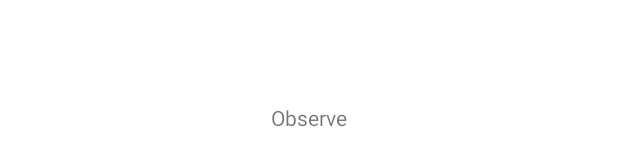
After one commit to BartlomiejFrankow/Android-Design-Patterns, an Android app: the layout fragment_observe.xml on its own in the app's theme, with its tools: preview values and no code run, on a phone screen of 412 x 824 dp. The commit adds this screen. Shown: the part 501-667 px from the top of the screen. Run offline under Robolectric (Android 15) with nearby library versions, the phone set to English and light mode, and no system bars.

Commit message:
Observe pattern

```diff
--- a/app/src/main/java/com/example/androiddesignpatterns/MainActivity.kt
+++ b/app/src/main/java/com/example/androiddesignpatterns/MainActivity.kt
@@ -6,7 +6,9 @@ import com.example.androiddesignpatterns.patternsCategories.creational.builder.H
 import com.example.androiddesignpatterns.factory.DialogFactory
 import com.example.androiddesignpatterns.factory.DialogType
 import com.example.androiddesignpatterns.patternsCategories.creational.singleton.Singleton
+import dagger.hilt.android.AndroidEntryPoint
 
+@AndroidEntryPoint
 class MainActivity : AppCompatActivity() {
     override fun onCreate(savedInstanceState: Bundle?) {
         super.onCreate(savedInstanceState)
--- /dev/null
+++ b/app/src/main/java/com/example/androiddesignpatterns/patternsCategories/behavioural/observer/ObserveViewState.kt
@@ -0,0 +1,6 @@
+package com.example.androiddesignpatterns.patternsCategories.behavioural.observer
+
+sealed class ObserveViewState {
+    object SetNewName: ObserveViewState()
+    object RemoveName: ObserveViewState()
+}
--- /dev/null
+++ b/app/src/main/res/layout/fragment_observe.xml
@@ -0,0 +1,19 @@
+<?xml version="1.0" encoding="utf-8"?>
+<androidx.constraintlayout.widget.ConstraintLayout xmlns:android="http://schemas.android.com/apk/res/android"
+    xmlns:app="http://schemas.android.com/apk/res-auto"
+    xmlns:tools="http://schemas.android.com/tools"
+    android:layout_width="match_parent"
+    android:layout_height="match_parent"
+    tools:context=".MainActivity">
+
+    <TextView
+        android:id="@+id/title"
+        android:layout_width="wrap_content"
+        android:layout_height="wrap_content"
+        android:text="Observe"
+        app:layout_constraintBottom_toBottomOf="parent"
+        app:layout_constraintLeft_toLeftOf="parent"
+        app:layout_constraintRight_toRightOf="parent"
+        app:layout_constraintTop_toTopOf="parent" />
+
+</androidx.constraintlayout.widget.ConstraintLayout>
--- a/build.gradle
+++ b/build.gradle
@@ -7,6 +7,7 @@ buildscript {
     dependencies {
         classpath "com.android.tools.build:gradle:7.0.4"
         classpath "org.jetbrains.kotlin:kotlin-gradle-plugin:1.6.10"
+        classpath 'com.google.dagger:hilt-android-gradle-plugin:2.38.1'
 
         // NOTE: Do not place your application dependencies here; they belong
         // in the individual module build.gradle files
```
Also changed, not shown: app/build.gradle (+21 -0 lines), app/src/main/java/com/example/androiddesignpatterns/App.kt (added, +8 -0 lines), app/src/main/java/com/example/androiddesignpatterns/patternsCategories/behavioural/observer/ObserveFragment.kt (added, +51 -0 lines), app/src/main/java/com/example/androiddesignpatterns/patternsCategories/behavioural/observer/ObserveViewModel.kt (added, +27 -0 lines).
